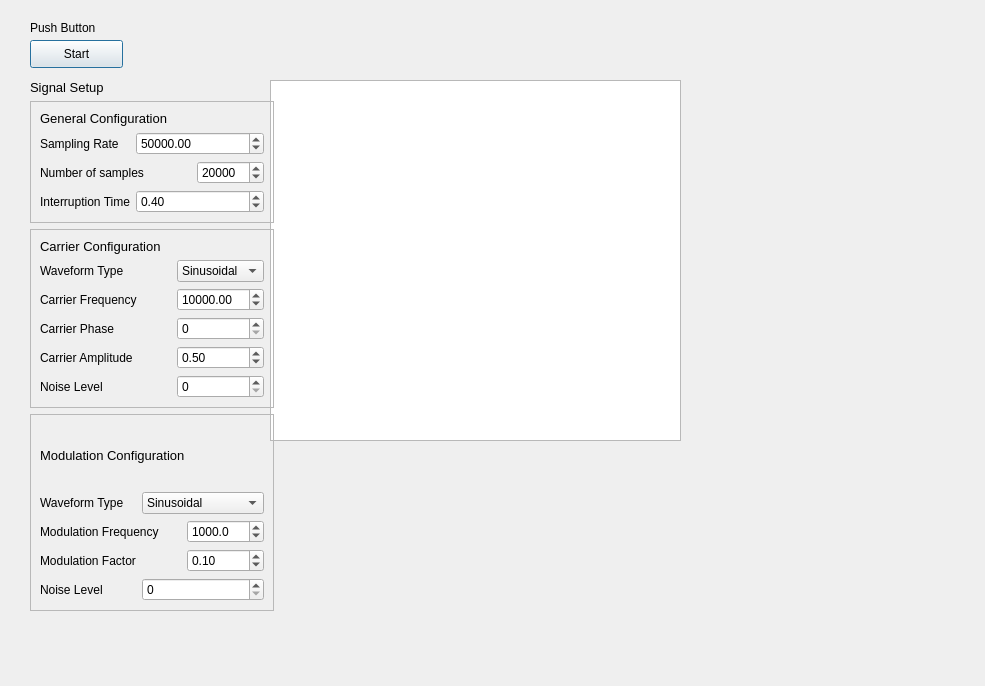
luciare/CursPythonCSIC, file CursPythonCSIC/QtLibrary/Example_Qt.ui: the form before one commit.
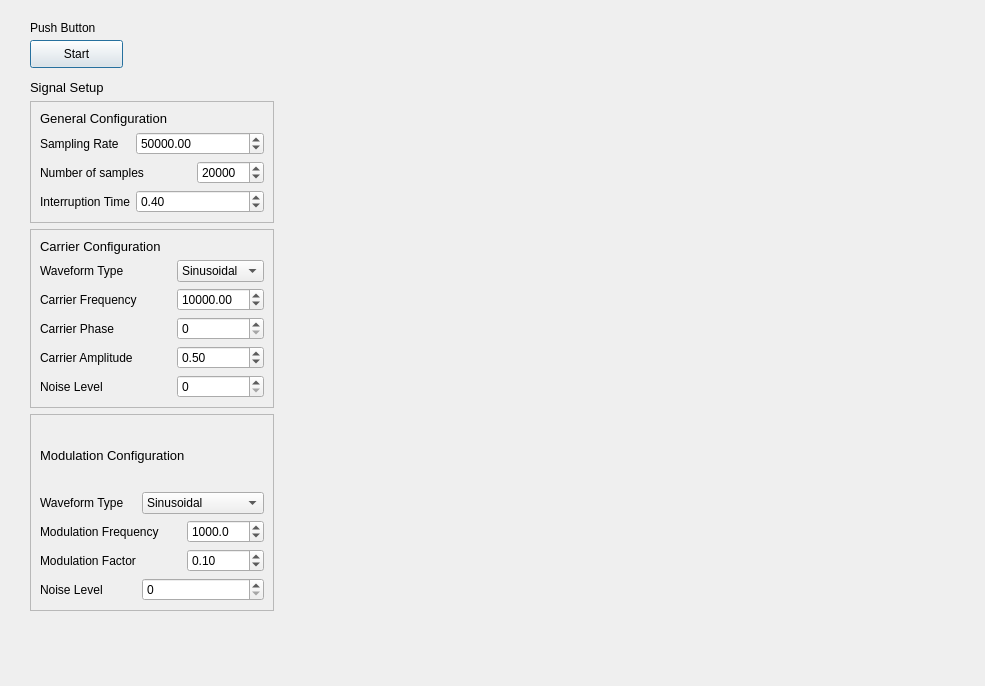
The form after the commit.

```diff
--- a/CursPythonCSIC/QtLibrary/Example_Qt.ui
+++ b/CursPythonCSIC/QtLibrary/Example_Qt.ui
@@ -39,16 +39,6 @@
     <string>Push Button</string>
    </property>
   </widget>
-  <widget class="QGraphicsView" name="graphicsView">
-   <property name="geometry">
-    <rect>
-     <x>270</x>
-     <y>80</y>
-     <width>411</width>
-     <height>361</height>
-    </rect>
-   </property>
-  </widget>
   <widget class="QWidget" name="">
    <property name="geometry">
     <rect>
```
Left out of the diff: 3 changed lines with no effect on the pictures.
